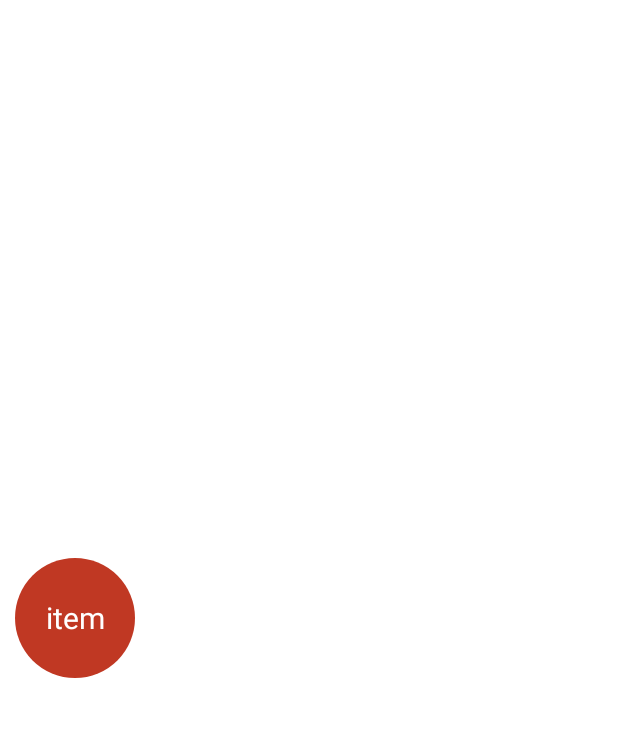
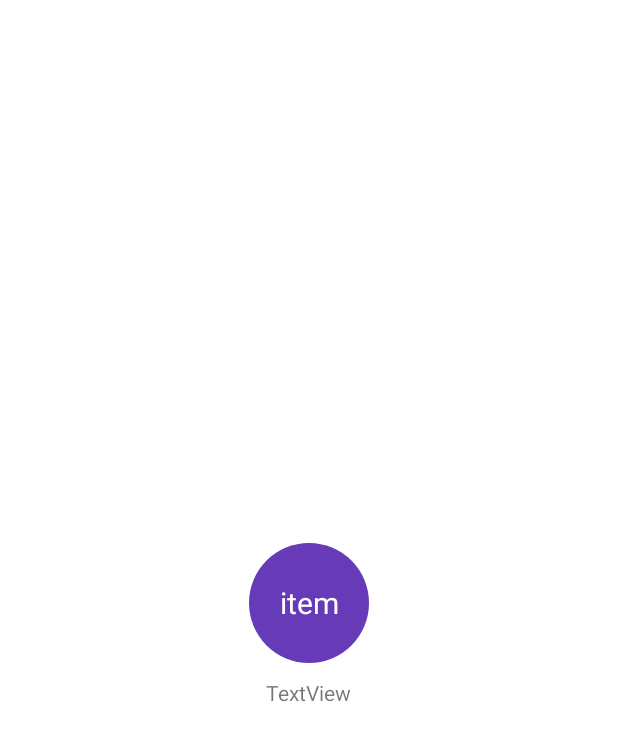
Before and after one commit to Wonchanjoo/refrigerator_secondScreen, an Android app: the layout item_recyclerview2.xml on its own in the app's theme, with its tools: preview values and no code run, on a phone screen of 412 x 824 dp. Shown: the top 741 px of the screen. Run offline under Robolectric (Android 15) with nearby library versions, the phone set to English and light mode, and no system bars.

Commit message:
DB까지 끗~

```diff
--- a/app/src/main/java/com/example/myapplication/MainActivity2.java
+++ b/app/src/main/java/com/example/myapplication/MainActivity2.java
@@ -29,6 +29,7 @@ MainActivity에서 카테고리를 클릭하면 해당 카테고리의 이름을
  */
 
 public class MainActivity2 extends AppCompatActivity {
+    private String refrigeratorName;
     private String category;
 
     private MyViewModel2 viewModel;
@@ -59,6 +60,7 @@ public class MainActivity2 extends AppCompatActivity {
 
         Intent intent = getIntent();
         category = intent.getStringExtra("category");
+        refrigeratorName = "냉장고1";
 
         getFirebaseDatabase();
     }
@@ -69,12 +71,12 @@ public class MainActivity2 extends AppCompatActivity {
 
     public void getFirebaseDatabase() {
         Log.e("getFirebaseDatabase2", "함수 실행");
-        FirebaseDatabase.getInstance().getReference().child("category").child(category).addValueEventListener(new ValueEventListener() {
+        FirebaseDatabase.getInstance().getReference().child("냉장고").child(refrigeratorName).child(category).addValueEventListener(new ValueEventListener() {
             @Override
             public void onDataChange(@NonNull DataSnapshot snapshot) {
                 Log.e("getFirebaseDatabase", "onDataChange");
                 for(DataSnapshot data : snapshot.getChildren()) {
-                    FirebasePost2 get = data.getValue(FirebasePost2.class);
+                    //FirebasePost2 get = data.getValue(FirebasePost2.class);
                     String key = data.getKey();
                     Log.e("getFirebaseDatabase", "key = " + key);
                     viewModel.addItem(key);
--- a/app/src/main/java/com/example/myapplication/MyRecyclerAdapter2.java
+++ b/app/src/main/java/com/example/myapplication/MyRecyclerAdapter2.java
@@ -19,15 +19,18 @@ public class MyRecyclerAdapter2 extends RecyclerView.Adapter<MyRecyclerAdapter2.
 
     class ViewHolder2 extends RecyclerView.ViewHolder {
         TextView item;
+        TextView item2;
 
         public ViewHolder2(View itemView) {
             super(itemView);
             this.item = itemView.findViewById(R.id.itemTextView);
+            this.item2 = itemView.findViewById(R.id.itemTextView2);
         }
 
         public void setContents(int pos) {
             String text = viewModel.items.get(pos);
             item.setText(text);
+            item2.setText(text);
         }
     }
 
--- a/app/src/main/res/drawable/round.xml
+++ b/app/src/main/res/drawable/round.xml
@@ -2,7 +2,7 @@
 <selector xmlns:android="http://schemas.android.com/apk/res/android">
     <item android:state_focused="false" android:state_pressed="false">
         <shape android:shape="oval">
-            <solid android:color="#C03823" />
+            <solid android:color="#673AB7" />
             <size android:width="40dp" android:height="40dp" />
             <corners android:radius="18dp" />
         </shape>
--- a/app/src/main/res/layout/item_recyclerview2.xml
+++ b/app/src/main/res/layout/item_recyclerview2.xml
@@ -7,6 +7,12 @@
     android:foregroundGravity="center"
     android:orientation="vertical"
     app:layout_anchorGravity="center">
+
+    <LinearLayout
+        android:layout_width="match_parent"
+        android:layout_height="match_parent"
+        android:gravity="center"
+        android:orientation="vertical">
 
         <TextView
             android:id="@+id/itemTextView"
@@ -19,4 +25,12 @@
             android:text="item"
             android:textColor="#FFFFFF"
             android:textSize="20sp" />
+
+        <TextView
+            android:id="@+id/itemTextView2"
+            android:layout_width="wrap_content"
+            android:layout_height="wrap_content"
+            android:text="TextView" />
+    </LinearLayout>
+
 </GridLayout>
```
Also changed, not shown: app/src/main/java/com/example/myapplication/MainActivity.java (+10 -3 lines). Lines whose indentation alone changed are shown as unchanged.
